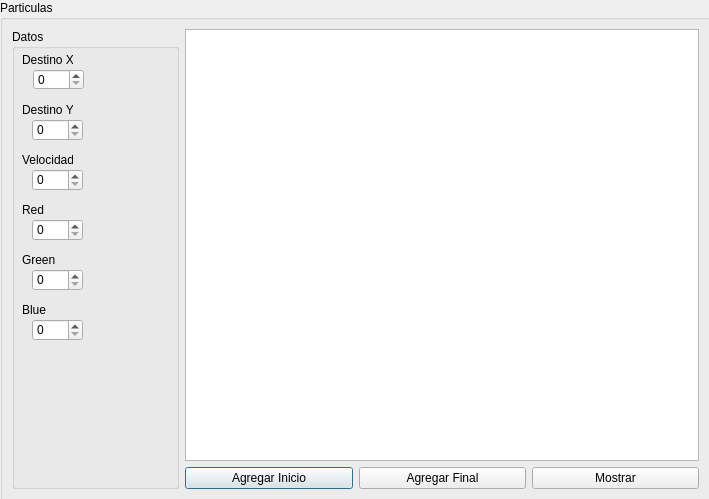
Old version of the form mainwindow.ui in the repository MoraRMod/Particulas.
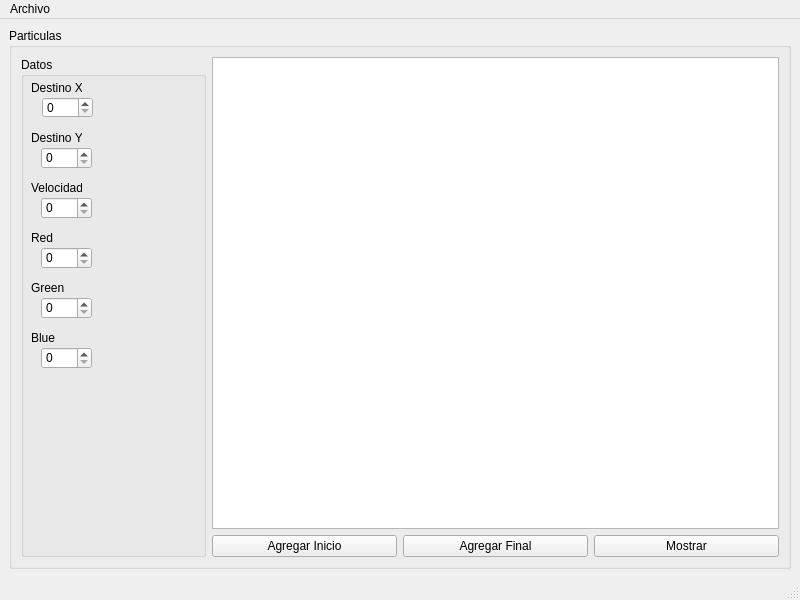
New version of the form.

Commit message: Se corrigio la interfaz y se agregaron las pestañas de abrir y guardar, el archivo era un Dialog y debia de ser un MainWindow

```diff
--- a/mainwindow.ui
+++ b/mainwindow.ui
@@ -1,27 +1,22 @@
 <?xml version="1.0" encoding="UTF-8"?>
 <ui version="4.0">
- <class>Dialog</class>
- <widget class="QDialog" name="Dialog">
+ <class>MainWindow</class>
+ <widget class="QMainWindow" name="MainWindow">
   <property name="geometry">
    <rect>
     <x>0</x>
     <y>0</y>
-    <width>709</width>
-    <height>499</height>
+    <width>800</width>
+    <height>600</height>
    </rect>
   </property>
   <property name="windowTitle">
    <string>Dialog</string>
   </property>
+  <widget class="QWidget" name="centralwidget">
+   <layout class="QGridLayout" name="gridLayout_3">
+    <item row="0" column="0">
   <widget class="QGroupBox" name="Particulas_GroupBox">
-   <property name="geometry">
-    <rect>
-     <x>0</x>
-     <y>0</y>
-     <width>711</width>
-     <height>501</height>
-    </rect>
-   </property>
    <property name="title">
     <string>Particulas</string>
    </property>
@@ -212,6 +207,28 @@
     </item>
    </layout>
   </widget>
+    </item>
+   </layout>
+  </widget>
+  <widget class="QMenuBar" name="menubar">
+   <property name="geometry">
+    <rect>
+     <x>0</x>
+     <y>0</y>
+     <width>800</width>
+     <height>21</height>
+    </rect>
+   </property>
+   <widget class="QMenu" name="menuArchivo">
+    <property name="title">
+     <string>Archivo</string>
+    </property>
+    <addaction name="actionAbrir"/>
+    <addaction name="actionGuardar"/>
+   </widget>
+   <addaction name="menuArchivo"/>
+  </widget>
+  <widget class="QStatusBar" name="statusbar"/>
   <action name="actionAbrir">
    <property name="text">
     <string>Abrir</string>
```
Left out of the diff: 15 changed lines with no effect on the pictures. Lines whose indentation alone changed are shown as unchanged.
